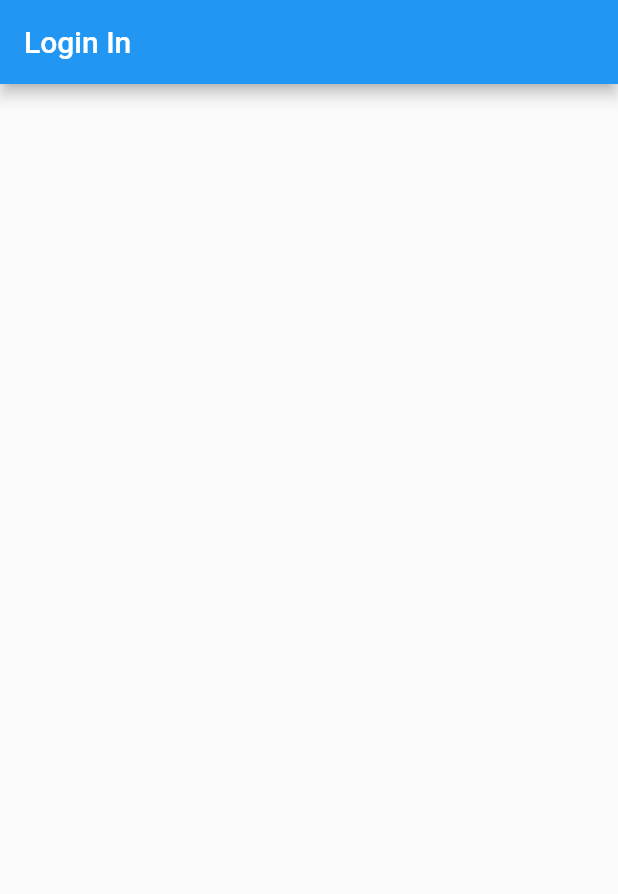
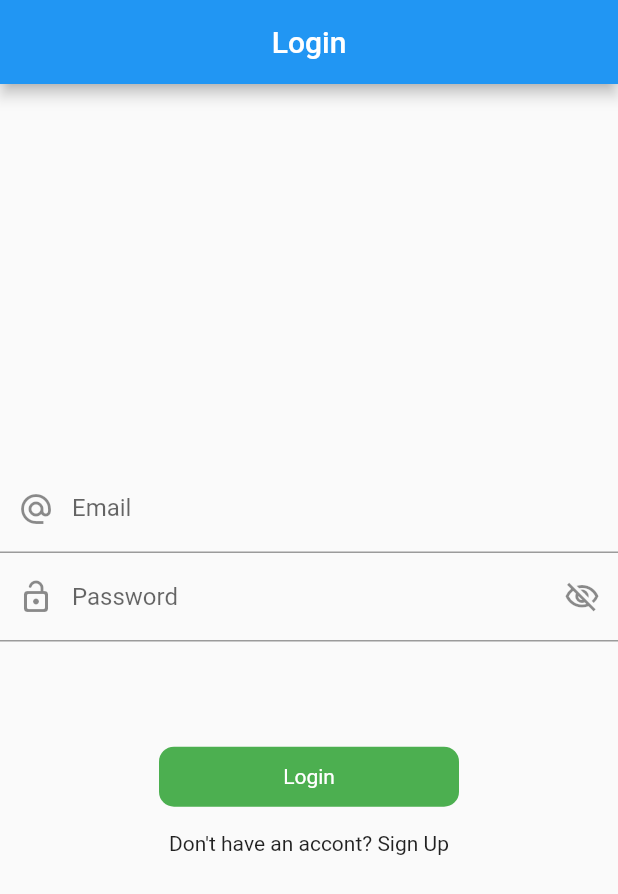
Before and after one commit to ThisIsAnshMalik/mvvm_architecture, a Flutter app: the screen it shows after launch, on a phone screen of 412 x 824 dp. Shown: the top 894 px of the screen. Run offline on Flutter 3.47's test engine with Material 2 defaults, Android fonts, the phone set to English and light mode, and no system bars; our stand-ins replace another_flushbar, fluttertoast.

Commit message:
login page UI || colors class || Button1

```diff
--- /dev/null
+++ b/lib/res/colors.dart
@@ -0,0 +1,8 @@
+import 'package:flutter/material.dart';
+
+class AppColors {
+  static const Color blackColor = Color(0xFF00000);
+  static const Color whiteColor = Color(0xFFFFFFFF);
+
+  static const Color buttonColor = Colors.green;
+}
--- /dev/null
+++ b/lib/res/components/button_1.dart
@@ -0,0 +1,37 @@
+import 'package:flutter/material.dart';
+import 'package:mvvm_architecture/res/colors.dart';
+
+class Button1 extends StatelessWidget {
+  final String title;
+  final bool loading;
+  final VoidCallback onPress;
+  const Button1({
+    Key? key,
+    required this.title,
+    this.loading = false,
+    required this.onPress,
+  }) : super(key: key);
+
+  @override
+  Widget build(BuildContext context) {
+    return InkWell(
+      onTap: onPress,
+      child: Container(
+        height: 40,
+        width: 200,
+        decoration: BoxDecoration(
+            color: AppColors.buttonColor,
+            borderRadius: BorderRadius.circular(10)),
+        child: Center(
+            child: loading
+                ? const CircularProgressIndicator(
+                    color: Colors.white,
+                  )
+                : Text(
+                    title,
+                    style: const TextStyle(color: AppColors.whiteColor),
+                  )),
+      ),
+    );
+  }
+}
--- a/lib/utils/routes/routes.dart
+++ b/lib/utils/routes/routes.dart
@@ -16,7 +16,7 @@ class Routes {
 
       case RoutesName.login:
         return MaterialPageRoute(
-            builder: (BuildContext context) => const LoginScreen());
+            builder: (BuildContext context) => const LoginView());
       case RoutesName.signUp:
         return MaterialPageRoute(
             builder: (BuildContext context) => const SignUpSCreen());
--- a/lib/view/login_screen.dart
+++ b/lib/view/login_screen.dart
@@ -1,17 +1,83 @@
 import 'package:flutter/material.dart';
+import 'package:mvvm_architecture/res/components/button_1.dart';
+import 'package:mvvm_architecture/utils/utils.dart';
 
-class LoginScreen extends StatefulWidget {
-  const LoginScreen({Key? key}) : super(key: key);
+class LoginView extends StatefulWidget {
+  const LoginView({Key? key}) : super(key: key);
 
   @override
-  State<LoginScreen> createState() => _LoginScreenState();
+  _LoginViewState createState() => _LoginViewState();
 }
 
-class _LoginScreenState extends State<LoginScreen> {
+class _LoginViewState extends State<LoginView> {
+  final TextEditingController _emailController = TextEditingController();
+  final TextEditingController _passwordController = TextEditingController();
+
+  @override
+  void dispose() {
+    super.dispose();
+
+    _emailController.dispose();
+    _passwordController.dispose();
+  }
+
   @override
   Widget build(BuildContext context) {
+    final height = MediaQuery.of(context).size.height * 1;
     return Scaffold(
-      appBar: AppBar(title: const Text("Login In")),
+      appBar: AppBar(
+        title: const Text('Login'),
+        centerTitle: true,
+      ),
+      body: SafeArea(
+        child: Column(
+          mainAxisAlignment: MainAxisAlignment.center,
+          crossAxisAlignment: CrossAxisAlignment.center,
+          children: [
+            TextFormField(
+              controller: _emailController,
+              keyboardType: TextInputType.emailAddress,
+              decoration: const InputDecoration(
+                  hintText: 'Email',
+                  labelText: 'Email',
+                  prefixIcon: Icon(Icons.alternate_email)),
+            ),
+            TextFormField(
+              controller: _passwordController,
+              obscureText: true,
+              obscuringCharacter: "*",
+              decoration: const InputDecoration(
+                hintText: 'Password',
+                labelText: 'Password',
+                prefixIcon: Icon(Icons.lock_open_rounded),
+                suffixIcon: Icon(Icons.visibility_off_outlined),
+              ),
+            ),
+            SizedBox(
+              height: height * .085,
+            ),
+            Button1(
+              title: 'Login',
+              onPress: () {
+                if (_emailController.text.isEmpty) {
+                  Utils.flushBarErrorMessage('Please enter email', context);
+                } else if (_passwordController.text.isEmpty) {
+                  Utils.flushBarErrorMessage('Please enter password', context);
+                } else if (_passwordController.text.length < 6) {
+                  Utils.flushBarErrorMessage(
+                      'Please enter 6 digit password', context);
+                }
+              },
+            ),
+            SizedBox(
+              height: height * .02,
+            ),
+            InkWell(
+                onTap: () {},
+                child: const Text("Don't have an accont? Sign Up"))
+          ],
+        ),
+      ),
     );
   }
 }
```
